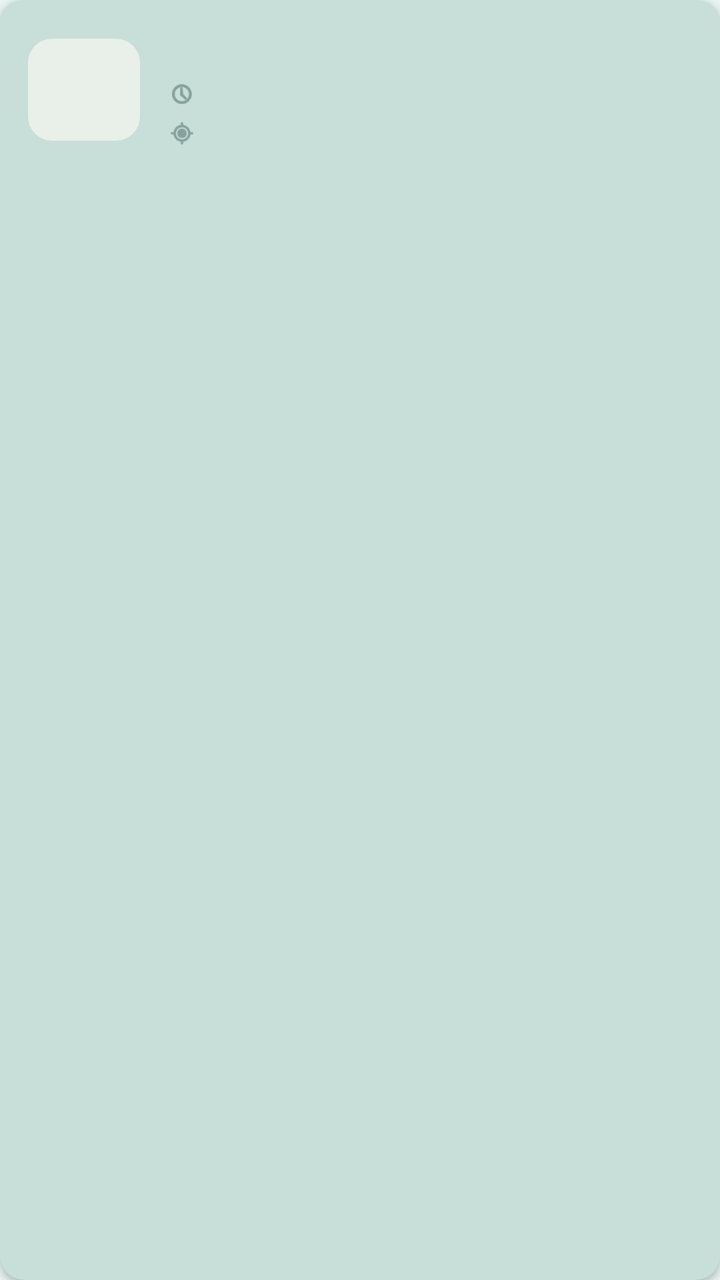
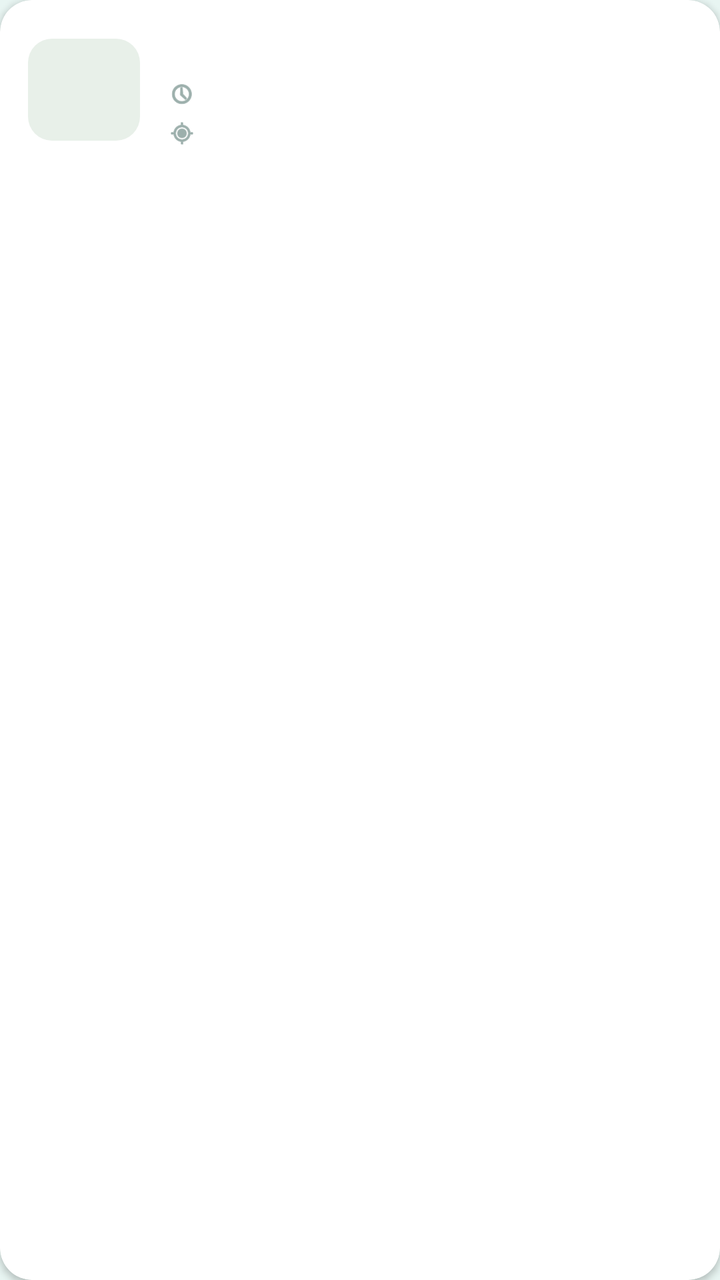

Two renders of the same Android screen: before a commit and after it. Below are the layout's source before the change and the commit's diff.
<!-- AndroidManifest.xml: application theme Theme.CampusBiome -->
<!-- res/layout/item_session.xml -->
<?xml version="1.0" encoding="utf-8"?>
<androidx.cardview.widget.CardView
    xmlns:android="http://schemas.android.com/apk/res/android"
    xmlns:app="http://schemas.android.com/apk/res-auto"
    android:layout_width="match_parent"
    android:layout_height="wrap_content"
    android:layout_marginBottom="10dp"
    app:cardCornerRadius="12dp"
    app:cardElevation="2dp"
    app:cardBackgroundColor="@color/card_bg">

    <LinearLayout
        android:layout_width="match_parent"
        android:layout_height="wrap_content"
        android:orientation="horizontal"
        android:padding="14dp"
        android:gravity="center_vertical">

        
        <LinearLayout
            android:layout_width="56dp"
            android:layout_height="wrap_content"
            android:orientation="vertical"
            android:gravity="center"
            android:background="@drawable/bg_date_badge"
            android:padding="6dp"
            android:layout_marginEnd="14dp">

            <TextView
                android:id="@+id/txtSessionDay"
                android:layout_width="wrap_content"
                android:layout_height="wrap_content"
                android:textSize="18sp"
                android:textStyle="bold"
                android:textColor="@color/primary"
                android:gravity="center"/>

            <TextView
                android:id="@+id/txtSessionMonth"
                android:layout_width="wrap_content"
                android:layout_height="wrap_content"
                android:textSize="11sp"
                android:textColor="@color/primary"
                android:gravity="center"
                android:textAllCaps="true"/>
        </LinearLayout>

        
        <LinearLayout
            android:layout_width="0dp"
            android:layout_height="wrap_content"
            android:layout_weight="1"
            android:orientation="vertical">

            <TextView
                android:id="@+id/txtSessionTitle"
                android:layout_width="wrap_content"
                android:layout_height="wrap_content"
                android:textSize="15sp"
                android:textStyle="bold"
                android:textColor="@color/text_primary"/>

            <LinearLayout
                android:layout_width="wrap_content"
                android:layout_height="wrap_content"
                android:orientation="horizontal"
                android:layout_marginTop="4dp"
                android:gravity="center_vertical">

                <ImageView
                    android:layout_width="14dp"
                    android:layout_height="14dp"
                    android:src="@android:drawable/ic_menu_recent_history"
                    android:tint="@color/text_secondary"/>

                <TextView
                    android:id="@+id/txtSessionTime"
                    android:layout_width="wrap_content"
                    android:layout_height="wrap_content"
                    android:layout_marginStart="4dp"
                    android:textSize="13sp"
                    android:textColor="@color/text_secondary"/>
            </LinearLayout>

            <LinearLayout
                android:layout_width="wrap_content"
                android:layout_height="wrap_content"
                android:orientation="horizontal"
                android:layout_marginTop="2dp"
                android:gravity="center_vertical">

                <ImageView
                    android:layout_width="14dp"
                    android:layout_height="14dp"
                    android:src="@android:drawable/ic_menu_mylocation"
                    android:tint="@color/text_secondary"/>

                <TextView
                    android:id="@+id/txtSessionLocation"
                    android:layout_width="wrap_content"
                    android:layout_height="wrap_content"
                    android:layout_marginStart="4dp"
                    android:textSize="13sp"
                    android:textColor="@color/text_secondary"/>
            </LinearLayout>
        </LinearLayout>

    </LinearLayout>

</androidx.cardview.widget.CardView>
<!-- resources referenced by this layout -->
<resources>
  <color name="card_bg">#C8DED9</color>
  <color name="primary">#4A8C7F</color>
  <color name="text_primary">#1A2E2A</color>
  <color name="text_secondary">#5A7A74</color>
  <!-- drawable bg_date_badge (drawable) -->
  <?xml version="1.0" encoding="utf-8"?>
  <shape xmlns:android="http://schemas.android.com/apk/res/android"
      android:shape="rectangle">
  
      <solid android:color="#E8F0E9"/>
  
      <corners android:radius="12dp"/>
  
      <padding
          android:left="8dp"
          android:top="4dp"
          android:right="8dp"
          android:bottom="4dp"/>
  
  </shape>
  <style name="Theme.CampusBiome" parent="Theme.MaterialComponents.Light.NoActionBar">
          <item name="colorPrimary">@color/primary</item>
          <item name="colorPrimaryDark">@color/primary_dark</item>
          <item name="colorAccent">@color/accent</item>
          <item name="android:windowBackground">@color/background</item>
      </style>
  <color name="primary_dark">#3A7066</color>
  <color name="accent">#2D6A5E</color>
  <color name="background">#E8F5F2</color>
</resources>

<!-- the commit's change to res/layout/item_session.xml (unified diff, before → after) -->
@@ -5,9 +5,11 @@
     android:layout_width="match_parent"
     android:layout_height="wrap_content"
     android:layout_marginBottom="10dp"
-    app:cardCornerRadius="12dp"
     app:cardElevation="2dp"
-    app:cardBackgroundColor="@color/card_bg">
+    app:cardBackgroundColor="#FFFFFF"
+    app:cardCornerRadius="16dp"
+    app:strokeColor="#E1E3E4"
+    app:strokeWidth="1dp">
 
     <LinearLayout
         android:layout_width="match_parent"
<!-- resource entries referenced after the edit -->
@@ -1,6 +1,5 @@
 <!-- resources referenced by this layout -->
 <resources>
-  <color name="card_bg">#C8DED9</color>
   <color name="primary">#4A8C7F</color>
   <color name="text_primary">#1A2E2A</color>
   <color name="text_secondary">#5A7A74</color>
